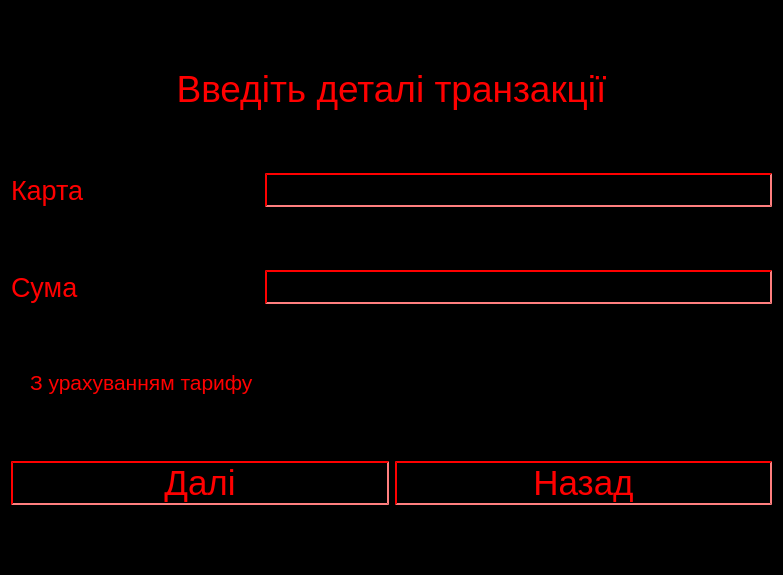
Anoromi/upa_atm, file transaction_screen.ui: the form before one commit.
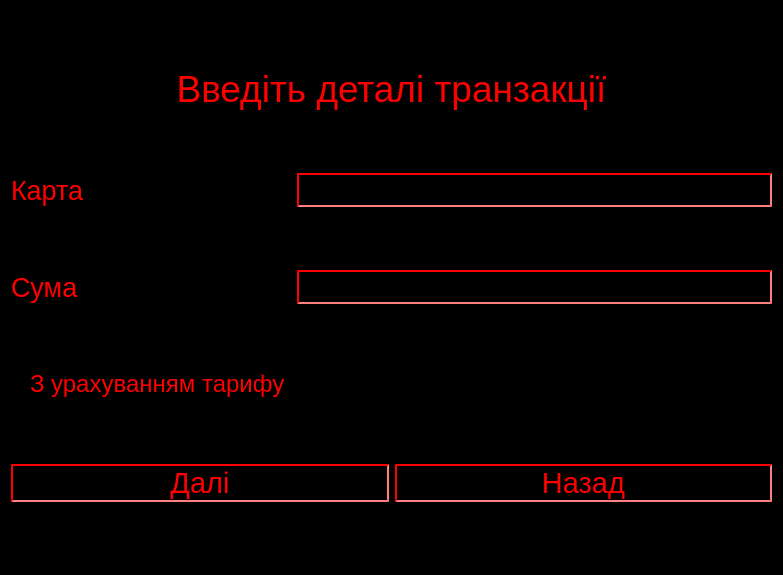
The form after the commit.

Diff of the .ui file:
```diff
--- a/transaction_screen.ui
+++ b/transaction_screen.ui
@@ -21,7 +21,7 @@
     <widget class="QCheckBox" name="withTariff">
      <property name="font">
       <font>
-       <pointsize>16</pointsize>
+       <pointsize>18</pointsize>
       </font>
      </property>
      <property name="styleSheet">
@@ -142,7 +142,7 @@
        </property>
        <property name="font">
         <font>
-         <pointsize>26</pointsize>
+         <pointsize>22</pointsize>
         </font>
        </property>
        <property name="styleSheet">
@@ -182,7 +182,7 @@
        </property>
        <property name="font">
         <font>
-         <pointsize>26</pointsize>
+         <pointsize>22</pointsize>
         </font>
        </property>
        <property name="styleSheet">
```
